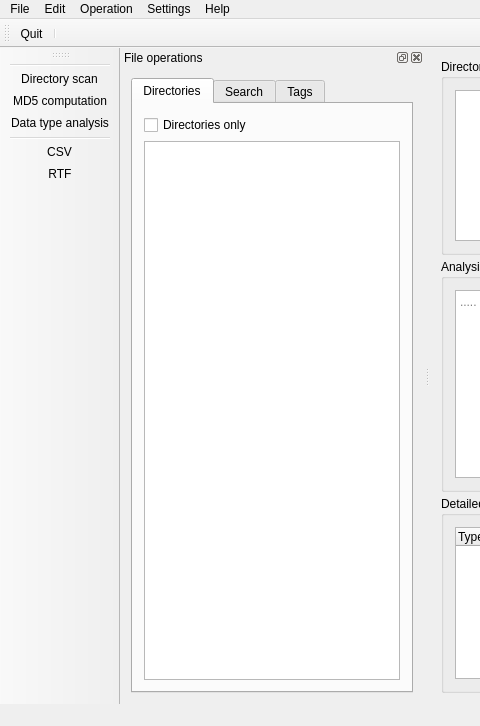
Qt form src/ui/forms/DataAnalyzer.ui (vookimedlo/data-analysis) before a commit; both pictures show x 0 to 480 and y 0 to 726 of the 1295 by 726 pixel window.
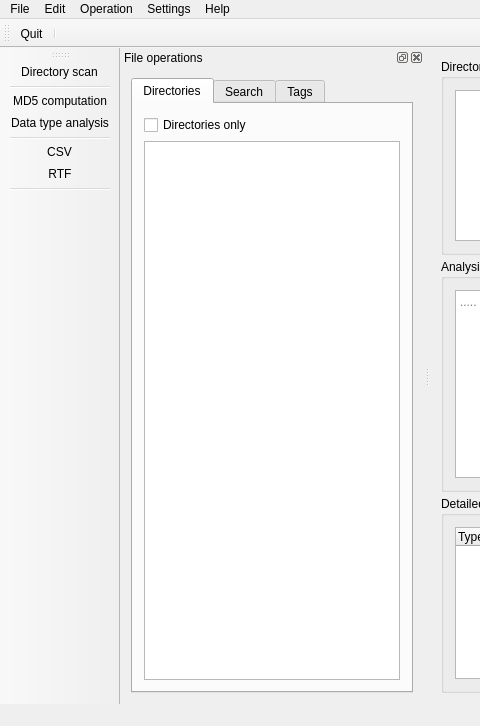
The same form after that commit. Icons and pictures are not drawn.

Patch:
```diff
--- a/src/ui/forms/DataAnalyzer.ui
+++ b/src/ui/forms/DataAnalyzer.ui
@@ -376,13 +376,14 @@
    <attribute name="toolBarBreak">
     <bool>false</bool>
    </attribute>
-   <addaction name="separator"/>
    <addaction name="actionScan"/>
+   <addaction name="separator"/>
    <addaction name="actionMD5"/>
    <addaction name="actionFileMagic"/>
    <addaction name="separator"/>
    <addaction name="actionFinalReportCSV"/>
    <addaction name="actionFinalReportRTF"/>
+   <addaction name="separator"/>
   </widget>
   <widget class="QDockWidget" name="dockWidget">
    <property name="windowTitle">
@@ -594,7 +595,7 @@
      <normaloff>:/images/frame-fingerprint-magic.png</normaloff>:/images/frame-fingerprint-magic.png</iconset>
    </property>
    <property name="text">
-    <string>Data type analysis</string>
+    <string>Data type analysis ...</string>
    </property>
    <property name="shortcut">
     <string notr="true">Meta+Ctrl+T</string>
```
Left out of the diff: 54 changed lines with no effect on the pictures.
